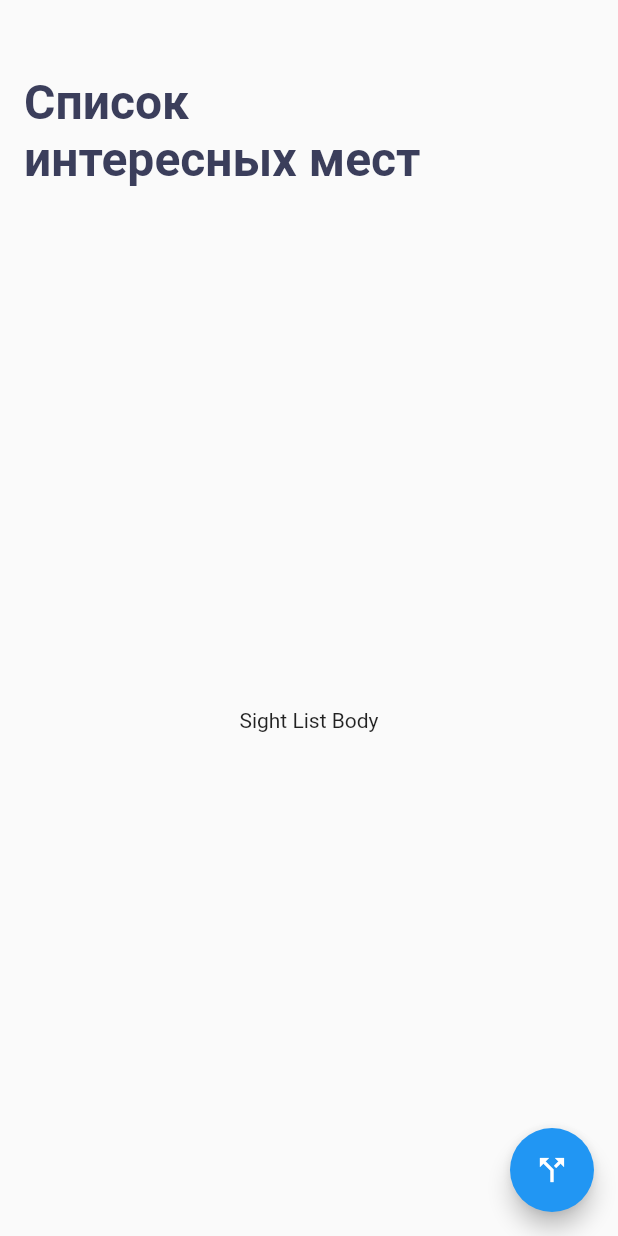
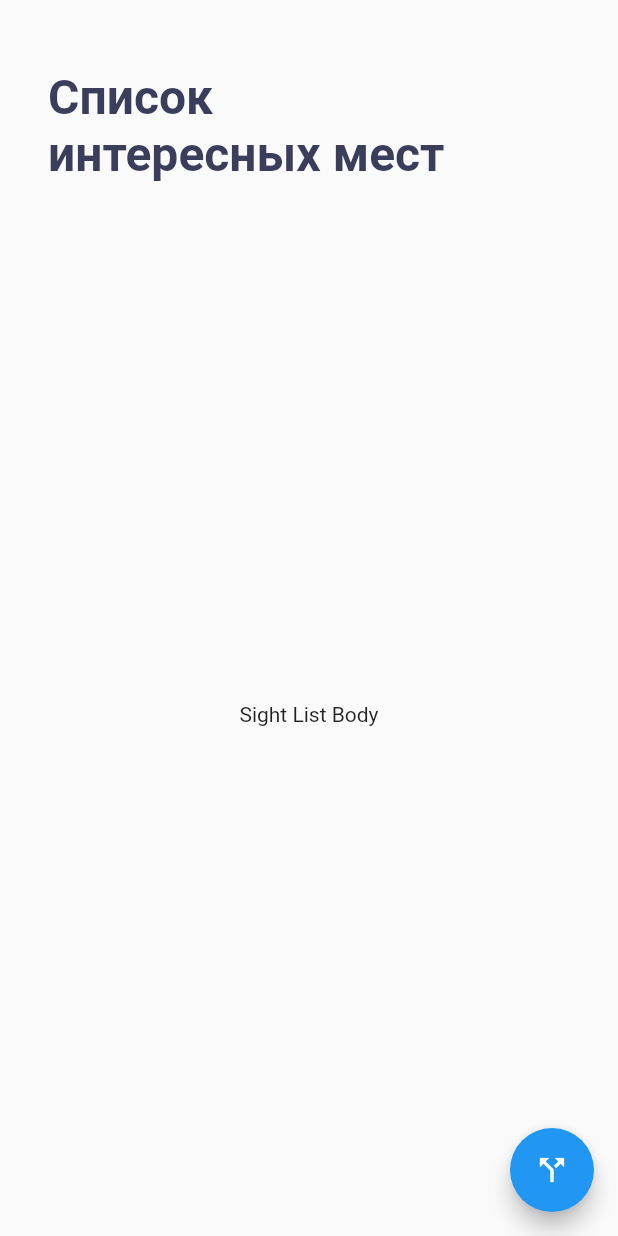
Before and after one commit to alexb82/surf-flutter-course-balashov, a Flutter app: the screen it shows after launch, after a tap on the "call split" icon, on a phone screen of 412 x 824 dp. Run offline on Flutter 3.47's test engine with Material 2 defaults, Android fonts, the phone set to English and light mode, and no system bars.

Commit message:
Task 4.2. Screenshots added. Row widget replaced by Padding widget.

```diff
--- a/lib/UI/screen/sight_list_screen.dart
+++ b/lib/UI/screen/sight_list_screen.dart
@@ -4,7 +4,7 @@ class NotColoredText extends StatelessWidget {
   @override
   Widget build(BuildContext context) {
     return (Text(
-      "\nСписок\nинтересных мест",
+      "Список\nинтересных мест",
       style: TextStyle(
         fontFamily: "Roboto",
         fontSize: 32,
@@ -22,7 +22,7 @@ class ColoredText extends StatelessWidget {
   Widget build(BuildContext context) {
     return (RichText(
       text: TextSpan(
-        text: "\nС",
+        text: "С",
         style: TextStyle(
           fontFamily: "Roboto",
           fontSize: 32,
@@ -77,15 +77,13 @@ class _SightListScreenState extends State<SightListScreen> {
   Widget build(BuildContext context) {
     return Scaffold(
       appBar: AppBar(
-        title: Row(
-          crossAxisAlignment: CrossAxisAlignment.end,
-          children: [
-            colored ? NotColoredText() : ColoredText(),
-          ],
+        title: Padding(
+          padding: EdgeInsets.fromLTRB(16, 40, 16, 0),
+          child: colored ? NotColoredText() : ColoredText(),
         ),
         backgroundColor: Colors.transparent,
         elevation: 0,
-        toolbarHeight: 136,
+        toolbarHeight: 128,
       ),
       body: Center(
         child: Text("Sight List Body"),
```
Also changed, not shown: 2 other files.
